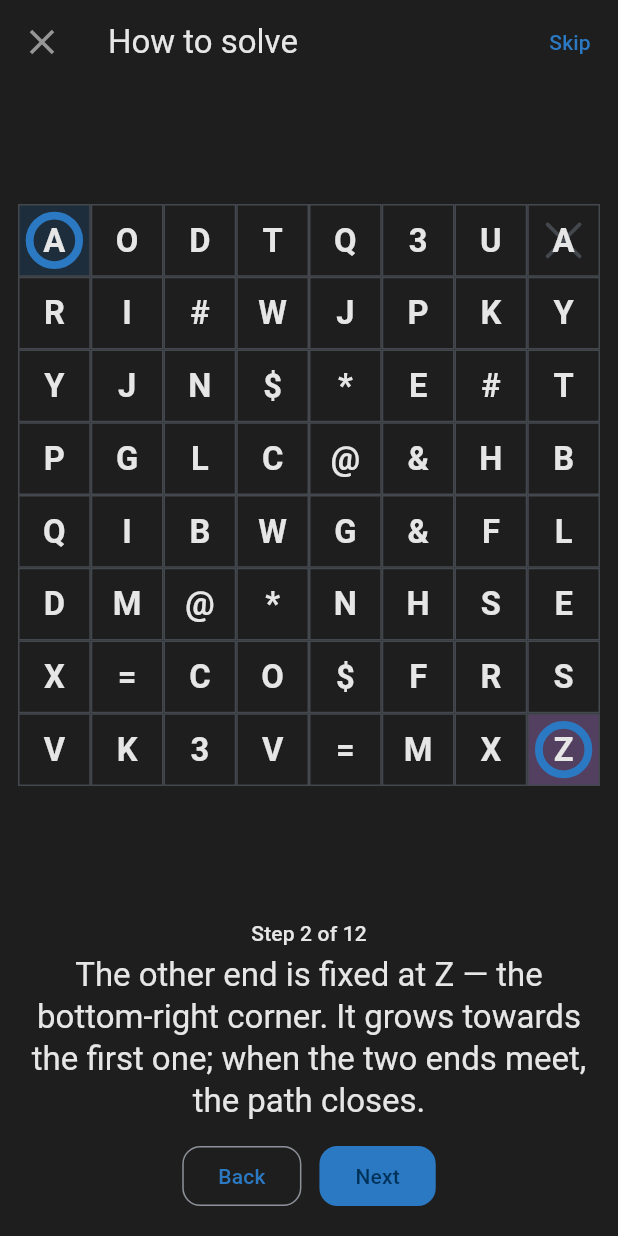
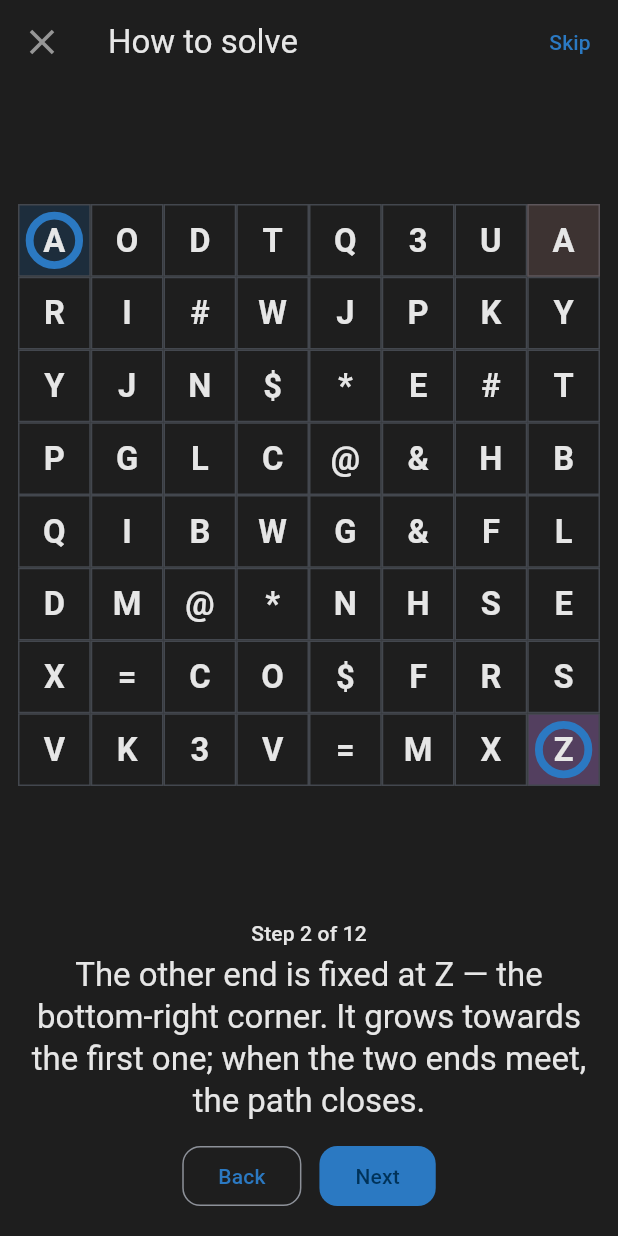
Before and after one commit to il721/PUZZLES, a Flutter app: the LabyrinthTutorialScreen screen opened directly, after a tap on "Next", on a phone screen of 412 x 824 dp. Run offline on Flutter 3.47's test engine with Material 3 defaults, Android fonts, the phone set to English and light mode, and no system bars; our stand-ins replace audioplayers, file_picker, flutter_riverpod, flutter_svg; missing offline and left inert: window_manager.

Commit message:
feat(labyrinth): render crosses as translucent red cell fills
Replace the thin-grey-X (auto-cross) and thick-dark-X (manual cross)
marks with a faint and a stronger translucent red cell fill in the same
slot, painted on top. Reads more clearly at small cell sizes than the
overlapping X strokes did.

Co-Authored-By: Claude Opus 4.8 <noreply@anthropic.com>

```diff
--- a/packages/module_labyrinth_ui/lib/src/labyrinth_grid_widget.dart
+++ b/packages/module_labyrinth_ui/lib/src/labyrinth_grid_widget.dart
@@ -8,9 +8,9 @@ import 'package:module_labyrinth/module_labyrinth.dart';
 /// grid); the two growing chains are drawn as polylines through cell
 /// centres, with a ring around each chain's head; auto-crosses (letters
 /// that became non-conducting because their twin is already on a chain)
-/// are drawn as a thin light grey X, and manual crosses (the player's own
-/// long-press/right-click marks) as a thicker, 75%-opacity dark X in the
-/// same slot, painted on top.
+/// are drawn as a faint translucent red cell fill, and manual crosses (the
+/// player's own long-press/right-click marks) as a stronger translucent red
+/// fill in the same slot, painted on top.
 /// Cells the player has [LabyrinthBoard.marks]-ed as "must be on the path"
 /// get a solid blue-tinted background (see [_buildCellBackground]).
 ///
@@ -116,8 +116,8 @@ class LabyrinthGridWidget extends StatelessWidget {
                           board: board,
                           cellSize: cell,
                           pathColor: scheme.primary,
-                          autoCrossColor: scheme.outlineVariant,
-                          manualCrossColor: scheme.onSurface.withValues(alpha: 0.75),
+                          autoCrossColor: scheme.error.withValues(alpha: 0.14),
+                          manualCrossColor: scheme.error.withValues(alpha: 0.34),
                         ),
                       ),
                     ),
@@ -278,8 +278,9 @@ class _LabyrinthCell extends StatelessWidget {
 }
 
 /// Paints the two chains as polylines through cell centres, rings each
-/// chain's head, and paints auto-crosses (thin, light grey) then manual
-/// crosses (thicker, dark) on top in the same cell slot.
+/// chain's head, and paints auto-crosses (faint translucent red fill) then
+/// manual crosses (stronger translucent red fill) on top in the same cell
+/// slot.
 class _LabyrinthPathPainter extends CustomPainter {
   final LabyrinthBoard board;
   final double cellSize;
@@ -336,23 +337,26 @@ class _LabyrinthPathPainter extends CustomPainter {
     ringHead(board.headA);
     ringHead(board.headZ);
 
-    void drawX(Cell cell, Color color, double thickness) {
-      final o = _center(cell);
-      final half = cellSize * 0.22;
-      final paint = Paint()
-        ..color = color
-        ..style = PaintingStyle.stroke
-        ..strokeWidth = thickness
-        ..strokeCap = StrokeCap.round;
-      canvas.drawLine(o.translate(-half, -half), o.translate(half, half), paint);
-      canvas.drawLine(o.translate(-half, half), o.translate(half, -half), paint);
+    void fillCell(Cell cell, Color color) {
+      final rect = Rect.fromLTWH(
+        cell.col * cellSize,
+        cell.row * cellSize,
+        cellSize,
+        cellSize,
+      );
+      canvas.drawRect(
+        rect,
+        Paint()
+          ..color = color
+          ..style = PaintingStyle.fill,
+      );
     }
 
     for (final cell in board.autoCrosses) {
-      drawX(cell, autoCrossColor, cellSize * 0.05);
+      fillCell(cell, autoCrossColor);
     }
     for (final cell in board.manualCrosses) {
-      drawX(cell, manualCrossColor, cellSize * 0.09);
+      fillCell(cell, manualCrossColor);
     }
   }
 
```
